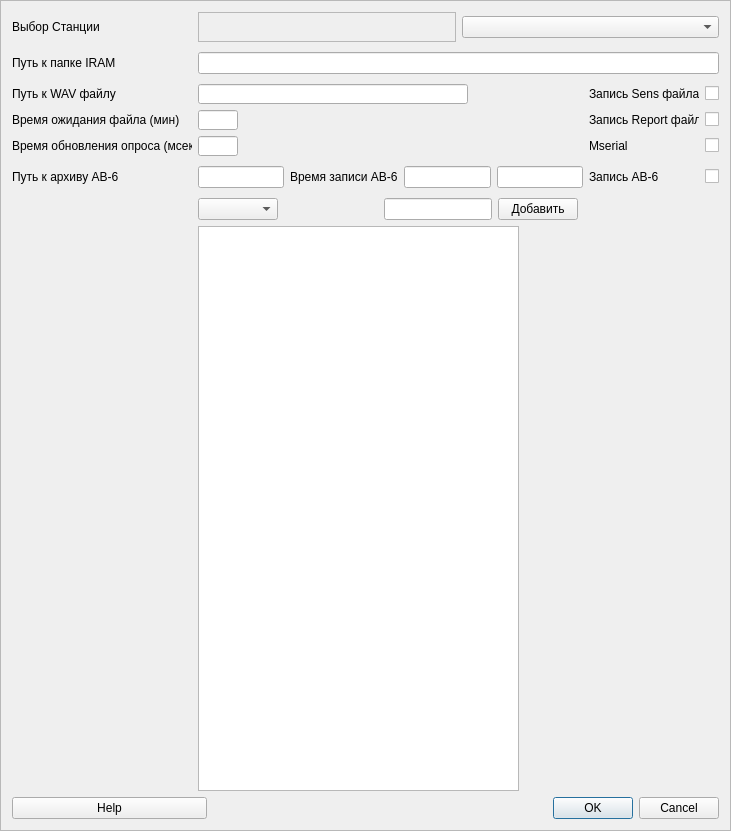
The window that Settings_design.ui (meteoaza/maint) describes before a commit, drawn with Qt 5.
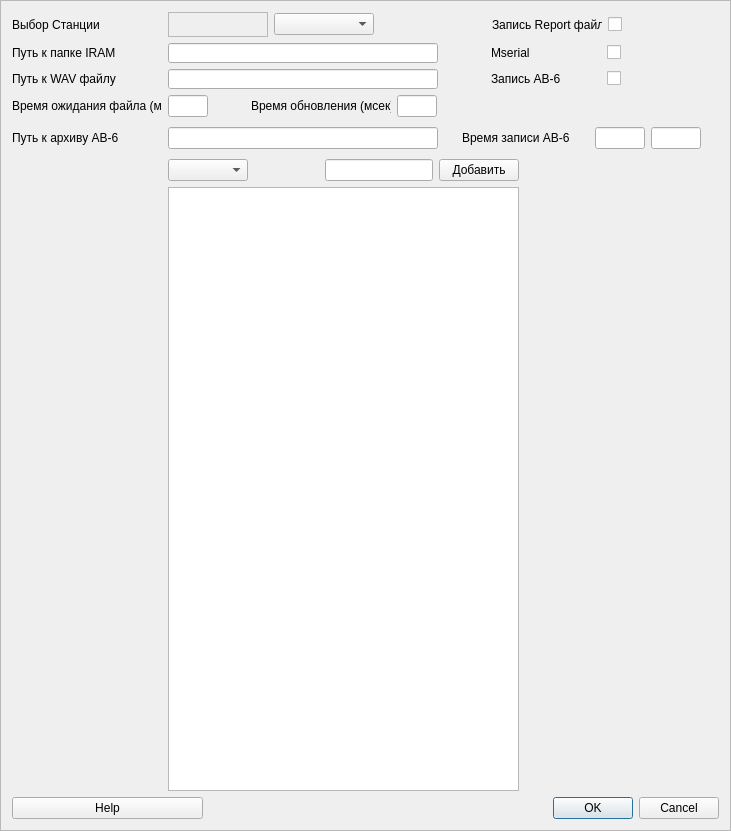
The same window after the commit. Icons and pictures are not drawn.

Diff of the .ui file:
```diff
--- a/Settings_design.ui
+++ b/Settings_design.ui
@@ -29,11 +29,511 @@
   <layout class="QGridLayout" name="gridLayout_2">
    <item row="0" column="0" colspan="2">
     <layout class="QGridLayout" name="gridLayout">
+     <item row="5" column="1">
+      <layout class="QHBoxLayout" name="horizontalLayout_2">
+       <item>
+        <widget class="QComboBox" name="sens_addBx">
+         <property name="sizePolicy">
+          <sizepolicy hsizetype="Preferred" vsizetype="Fixed">
+           <horstretch>0</horstretch>
+           <verstretch>0</verstretch>
+          </sizepolicy>
+         </property>
+         <property name="minimumSize">
+          <size>
+           <width>80</width>
+           <height>0</height>
+          </size>
+         </property>
+        </widget>
+       </item>
+       <item>
+        <spacer name="horizontalSpacer_6">
+         <property name="orientation">
+          <enum>Qt::Horizontal</enum>
+         </property>
+         <property name="sizeType">
+          <enum>QSizePolicy::Expanding</enum>
+         </property>
+         <property name="sizeHint" stdset="0">
+          <size>
+           <width>60</width>
+           <height>20</height>
+          </size>
+         </property>
+        </spacer>
+       </item>
+       <item>
+        <widget class="QLineEdit" name="sens_addLn">
+         <property name="sizePolicy">
+          <sizepolicy hsizetype="Preferred" vsizetype="Fixed">
+           <horstretch>0</horstretch>
+           <verstretch>0</verstretch>
+          </sizepolicy>
+         </property>
+         <property name="minimumSize">
+          <size>
+           <width>80</width>
+           <height>15</height>
+          </size>
+         </property>
+        </widget>
+       </item>
+       <item>
+        <widget class="QPushButton" name="sens_addBt">
+         <property name="text">
+          <string>Добавить</string>
+         </property>
+        </widget>
+       </item>
+       <item>
+        <spacer name="horizontalSpacer_14">
+         <property name="orientation">
+          <enum>Qt::Horizontal</enum>
+         </property>
+         <property name="sizeHint" stdset="0">
+          <size>
+           <width>200</width>
+           <height>20</height>
+          </size>
+         </property>
+        </spacer>
+       </item>
+      </layout>
+     </item>
+     <item row="2" column="1">
+      <layout class="QHBoxLayout" name="horizontalLayout_9">
+       <item>
+        <widget class="QLineEdit" name="sound_pathLn">
+         <property name="sizePolicy">
+          <sizepolicy hsizetype="Expanding" vsizetype="Fixed">
+           <horstretch>0</horstretch>
+           <verstretch>0</verstretch>
+          </sizepolicy>
+         </property>
+         <property name="minimumSize">
+          <size>
+           <width>270</width>
+           <height>15</height>
+          </size>
+         </property>
+         <property name="focusPolicy">
+          <enum>Qt::StrongFocus</enum>
+         </property>
+        </widget>
+       </item>
+       <item>
+        <spacer name="horizontalSpacer_24">
+         <property name="orientation">
+          <enum>Qt::Horizontal</enum>
+         </property>
+         <property name="sizeHint" stdset="0">
+          <size>
+           <width>200</width>
+           <height>20</height>
+          </size>
+         </property>
+        </spacer>
+       </item>
+       <item>
+        <widget class="QLabel" name="label_8">
+         <property name="sizePolicy">
+          <sizepolicy hsizetype="Preferred" vsizetype="Preferred">
+           <horstretch>0</horstretch>
+           <verstretch>0</verstretch>
+          </sizepolicy>
+         </property>
+         <property name="minimumSize">
+          <size>
+           <width>110</width>
+           <height>0</height>
+          </size>
+         </property>
+         <property name="text">
+          <string>Запись АВ-6</string>
+         </property>
+         <property name="alignment">
+          <set>Qt::AlignLeading|Qt::AlignLeft|Qt::AlignVCenter</set>
+         </property>
+        </widget>
+       </item>
+       <item>
+        <spacer name="horizontalSpacer_25">
+         <property name="orientation">
+          <enum>Qt::Horizontal</enum>
+         </property>
+         <property name="sizeHint" stdset="0">
+          <size>
+           <width>1</width>
+           <height>20</height>
+          </size>
+         </property>
+        </spacer>
+       </item>
+       <item>
+        <widget class="QCheckBox" name="av6_writeCh">
+         <property name="minimumSize">
+          <size>
+           <width>0</width>
+           <height>15</height>
+          </size>
+         </property>
+         <property name="text">
+          <string/>
+         </property>
+        </widget>
+       </item>
+       <item>
+        <spacer name="horizontalSpacer_27">
+         <property name="orientation">
+          <enum>Qt::Horizontal</enum>
+         </property>
+         <property name="sizeHint" stdset="0">
+          <size>
+           <width>250</width>
+           <height>20</height>
+          </size>
+         </property>
+        </spacer>
+       </item>
+      </layout>
+     </item>
+     <item row="1" column="1">
+      <layout class="QHBoxLayout" name="horizontalLayout_6">
+       <item>
+        <widget class="QLineEdit" name="sens_pathLn">
+         <property name="sizePolicy">
+          <sizepolicy hsizetype="Expanding" vsizetype="Fixed">
+           <horstretch>0</horstretch>
+           <verstretch>0</verstretch>
+          </sizepolicy>
+         </property>
+         <property name="minimumSize">
+          <size>
+           <width>270</width>
+           <height>15</height>
+          </size>
+         </property>
+         <property name="focusPolicy">
+          <enum>Qt::StrongFocus</enum>
+         </property>
+        </widget>
+       </item>
+       <item>
+        <spacer name="horizontalSpacer_30">
+         <property name="orientation">
+          <enum>Qt::Horizontal</enum>
+         </property>
+         <property name="sizeHint" stdset="0">
+          <size>
+           <width>200</width>
+           <height>20</height>
+          </size>
+         </property>
+        </spacer>
+       </item>
+       <item>
+        <widget class="QLabel" name="label_6">
+         <property name="minimumSize">
+          <size>
+           <width>110</width>
+           <height>0</height>
+          </size>
+         </property>
+         <property name="text">
+          <string>Mserial</string>
+         </property>
+         <property name="alignment">
+          <set>Qt::AlignLeading|Qt::AlignLeft|Qt::AlignVCenter</set>
+         </property>
+        </widget>
+       </item>
+       <item>
+        <widget class="QCheckBox" name="mserialCh">
+         <property name="enabled">
+          <bool>true</bool>
+         </property>
+         <property name="minimumSize">
+          <size>
+           <width>0</width>
+           <height>15</height>
+          </size>
+         </property>
+         <property name="text">
+          <string/>
+         </property>
+         <property name="checkable">
+          <bool>true</bool>
+         </property>
+         <property name="checked">
+          <bool>false</bool>
+         </property>
+         <property name="tristate">
+          <bool>false</bool>
+         </property>
+        </widget>
+       </item>
+       <item>
+        <spacer name="horizontalSpacer_28">
+         <property name="orientation">
+          <enum>Qt::Horizontal</enum>
+         </property>
+         <property name="sizeHint" stdset="0">
+          <size>
+           <width>250</width>
+           <height>20</height>
+          </size>
+         </property>
+        </spacer>
+       </item>
+      </layout>
+     </item>
+     <item row="3" column="1">
+      <layout class="QHBoxLayout" name="horizontalLayout_7">
+       <item alignment="Qt::AlignLeft">
+        <widget class="QLineEdit" name="f_waitLn">
+         <property name="sizePolicy">
+          <sizepolicy hsizetype="Expanding" vsizetype="Fixed">
+           <horstretch>0</horstretch>
+           <verstretch>0</verstretch>
+          </sizepolicy>
+         </property>
+         <property name="minimumSize">
+          <size>
+           <width>40</width>
+           <height>15</height>
+          </size>
+         </property>
+         <property name="maximumSize">
+          <size>
+           <width>40</width>
+           <height>16777215</height>
+          </size>
+         </property>
+         <property name="focusPolicy">
+          <enum>Qt::StrongFocus</enum>
+         </property>
+        </widget>
+       </item>
+       <item>
+        <spacer name="horizontalSpacer_10">
+         <property name="orientation">
+          <enum>Qt::Horizontal</enum>
+         </property>
+         <property name="sizeHint" stdset="0">
+          <size>
+           <width>20</width>
+           <height>20</height>
+          </size>
+         </property>
+        </spacer>
+       </item>
+       <item>
+        <widget class="QLabel" name="label_4">
+         <property name="minimumSize">
+          <size>
+           <width>120</width>
+           <height>0</height>
+          </size>
+         </property>
+         <property name="maximumSize">
+          <size>
+           <width>140</width>
+           <height>16777215</height>
+          </size>
+         </property>
+         <property name="text">
+          <string>Время обновления (мсек)</string>
+         </property>
+         <property name="alignment">
+          <set>Qt::AlignLeading|Qt::AlignLeft|Qt::AlignVCenter</set>
+         </property>
+        </widget>
+       </item>
+       <item>
+        <widget class="QLineEdit" name="refresh_timeLn">
+         <property name="sizePolicy">
+          <sizepolicy hsizetype="Expanding" vsizetype="Fixed">
+           <horstretch>0</horstretch>
+           <verstretch>0</verstretch>
+          </sizepolicy>
+         </property>
+         <property name="minimumSize">
+          <size>
+           <width>40</width>
+           <height>15</height>
+          </size>
+         </property>
+         <property name="maximumSize">
+          <size>
+           <width>40</width>
+           <height>16777215</height>
+          </size>
+         </property>
+         <property name="focusPolicy">
+          <enum>Qt::StrongFocus</enum>
+         </property>
+        </widget>
+       </item>
+       <item>
+        <spacer name="horizontalSpacer_21">
+         <property name="orientation">
+          <enum>Qt::Horizontal</enum>
+         </property>
+         <property name="sizeHint" stdset="0">
+          <size>
+           <width>282</width>
+           <height>20</height>
+          </size>
+         </property>
+        </spacer>
+       </item>
+      </layout>
+     </item>
+     <item row="0" column="1">
+      <layout class="QHBoxLayout" name="horizontalLayout_4">
+       <item>
+        <widget class="QLabel" name="stationLb">
+         <property name="sizePolicy">
+          <sizepolicy hsizetype="Expanding" vsizetype="Fixed">
+           <horstretch>0</horstretch>
+           <verstretch>0</verstretch>
+          </sizepolicy>
+         </property>
+         <property name="minimumSize">
+          <size>
+           <width>100</width>
+           <height>0</height>
+          </size>
+         </property>
+         <property name="font">
+          <font>
+           <pointsize>15</pointsize>
+           <weight>75</weight>
+           <bold>true</bold>
+          </font>
+         </property>
+         <property name="frameShape">
+          <enum>QFrame::StyledPanel</enum>
+         </property>
+         <property name="text">
+          <string/>
+         </property>
+         <property name="alignment">
+          <set>Qt::AlignCenter</set>
+         </property>
+        </widget>
+       </item>
+       <item>
+        <spacer name="horizontalSpacer_31">
+         <property name="orientation">
+          <enum>Qt::Horizontal</enum>
+         </property>
+         <property name="sizeHint" stdset="0">
+          <size>
+           <width>20</width>
+           <height>20</height>
+          </size>
+         </property>
+        </spacer>
+       </item>
+       <item>
+        <widget class="QComboBox" name="stationBx">
+         <property name="sizePolicy">
+          <sizepolicy hsizetype="Preferred" vsizetype="Fixed">
+           <horstretch>0</horstretch>
+           <verstretch>0</verstretch>
+          </sizepolicy>
+         </property>
+         <property name="minimumSize">
+          <size>
+           <width>100</width>
+           <height>0</height>
+          </size>
+         </property>
+        </widget>
+       </item>
+       <item>
+        <spacer name="horizontalSpacer_32">
+         <property name="orientation">
+          <enum>Qt::Horizontal</enum>
+         </property>
+         <property name="sizeHint" stdset="0">
+          <size>
+           <width>265</width>
+           <height>20</height>
+          </size>
+         </property>
+        </spacer>
+       </item>
+       <item>
+        <widget class="QLabel" name="label_5">
+         <property name="minimumSize">
+          <size>
+           <width>110</width>
+           <height>0</height>
+          </size>
+         </property>
+         <property name="text">
+          <string>Запись Report файла</string>
+         </property>
+         <property name="alignment">
+          <set>Qt::AlignLeading|Qt::AlignLeft|Qt::AlignVCenter</set>
+         </property>
+        </widget>
+       </item>
+       <item>
+        <widget class="QCheckBox" name="rep_writeCh">
+         <property name="minimumSize">
+          <size>
+           <width>0</width>
+           <height>15</height>
+          </size>
+         </property>
+         <property name="text">
+          <string/>
+         </property>
+        </widget>
+       </item>
+       <item>
+        <spacer name="horizontalSpacer_29">
+         <property name="orientation">
+          <enum>Qt::Horizontal</enum>
+         </property>
+         <property name="sizeHint" stdset="0">
+          <size>
+           <width>250</width>
+           <height>20</height>
+          </size>
+         </property>
+        </spacer>
+       </item>
+      </layout>
+     </item>
+     <item row="0" column="0">
+      <widget class="QLabel" name="label_0">
+       <property name="sizePolicy">
+        <sizepolicy hsizetype="Preferred" vsizetype="Preferred">
+         <horstretch>0</horstretch>
+         <verstretch>0</verstretch>
+        </sizepolicy>
+       </property>
+       <property name="minimumSize">
+        <size>
+         <width>150</width>
+         <height>0</height>
+        </size>
+       </property>
+       <property name="text">
+        <string>Выбор Станции</string>
+       </property>
+      </widget>
+     </item>
      <item row="3" column="0">
       <widget class="QLabel" name="label_3">
        <property name="minimumSize">
         <size>
-         <width>180</width>
+         <width>150</width>
          <height>0</height>
         </size>
        </property>
@@ -45,7 +545,7 @@
        </property>
       </widget>
      </item>
-     <item row="7" column="1">
+     <item row="6" column="1">
       <layout class="QHBoxLayout" name="horizontalLayout">
        <item>
         <layout class="QHBoxLayout" name="horizontalLayout_3">
@@ -80,35 +580,10 @@
        </item>
       </layout>
      </item>
-     <item row="0" column="0">
-      <widget class="QLabel" name="label_0">
-       <property name="sizePolicy">
-        <sizepolicy hsizetype="MinimumExpanding" vsizetype="MinimumExpanding">
-         <horstretch>0</horstretch>
-         <verstretch>0</verstretch>
-        </sizepolicy>
-       </property>
-       <property name="minimumSize">
-        <size>
-         <width>180</width>
-         <height>0</height>
-        </size>
-       </property>
-       <property name="maximumSize">
-        <size>
-         <width>500</width>
-         <height>30</height>
-        </size>
-       </property>
-       <property name="text">
-        <string>Выбор Станции</string>
-       </property>
-      </widget>
-     </item>
-     <item row="5" column="1">
-      <layout class="QHBoxLayout" name="horizontalLayout_5">
-       <item alignment="Qt::AlignLeft">
-        <widget class="QLineEdit" name="lineAV6">
+     <item row="4" column="1">
+      <layout class="QHBoxLayout" name="horizontalLayout_8">
+       <item>
+        <widget class="QLineEdit" name="av6_pathLn">
          <property name="sizePolicy">
           <sizepolicy hsizetype="Expanding" vsizetype="Fixed">
            <horstretch>0</horstretch>
@@ -117,8 +592,8 @@
          </property>
          <property name="minimumSize">
           <size>
-           <width>0</width>
-           <height>20</height>
+           <width>270</width>
+           <height>15</height>
           </size>
          </property>
          <property name="focusPolicy">
@@ -126,7 +601,35 @@
          </property>
         </widget>
        </item>
-       <item alignment="Qt::AlignLeft">
+       <item>
+        <spacer name="horizontalSpacer_26">
+         <property name="sizePolicy">
+          <sizepolicy hsizetype="Expanding" vsizetype="Minimum">
+           <horstretch>0</horstretch>
+           <verstretch>0</verstretch>
+          </sizepolicy>
+         </property>
+         <property name="minimumSize">
+          <size>
+           <width>0</width>
+           <height>20</height>
+          </size>
+         </property>
+         <property name="orientation">
+          <enum>Qt::Horizontal</enum>
+         </property>
+         <property name="sizeType">
+          <enum>QSizePolicy::Expanding</enum>
+         </property>
+         <property name="sizeHint" stdset="0">
+          <size>
+           <width>80</width>
+           <height>20</height>
+          </size>
+         </property>
+        </spacer>
+       </item>
+       <item>
         <widget class="QLabel" name="label">
          <property name="sizePolicy">
           <sizepolicy hsizetype="Preferred" vsizetype="Fixed">
@@ -145,8 +648,36 @@
          </property>
         </widget>
        </item>
-       <item alignment="Qt::AlignLeft">
-        <widget class="QLineEdit" name="lineAVtime1">
+       <item>
+        <spacer name="horizontalSpacer_34">
+         <property name="sizePolicy">
+          <sizepolicy hsizetype="Expanding" vsizetype="Minimum">
+           <horstretch>0</horstretch>
+           <verstretch>0</verstretch>
+          </sizepolicy>
+         </property>
+         <property name="minimumSize">
+          <size>
+           <width>0</width>
+           <height>20</height>
+          </size>
+         </property>
+         <property name="orientation">
+          <enum>Qt::Horizontal</enum>
+         </property>
+         <property name="sizeType">
+          <enum>QSizePolicy::Expanding</enum>
+         </property>
+         <property name="sizeHint" stdset="0">
+          <size>
+           <width>80</width>
+           <height>20</height>
+          </size>
+         </property>
+        </spacer>
+       </item>
+       <item>
+        <widget class="QLineEdit" name="av6_time1Ln">
          <property name="sizePolicy">
           <sizepolicy hsizetype="Expanding" vsizetype="Fixed">
            <horstretch>0</horstretch>
@@ -159,10 +690,16 @@
            <height>20</height>
           </size>
          </property>
+         <property name="maximumSize">
+          <size>
+           <width>50</width>
+           <height>16777215</height>
+          </size>
+         </property>
         </widget>
        </item>
-       <item alignment="Qt::AlignLeft">
-        <widget class="QLineEdit" name="lineAVtime2">
+       <item>
+        <widget class="QLineEdit" name="av6_time2Ln">
          <property name="sizePolicy">
           <sizepolicy hsizetype="Expanding" vsizetype="Fixed">
            <horstretch>0</horstretch>
@@ -175,6 +712,12 @@
            <height>20</height>
           </size>
          </property>
+         <property name="maximumSize">
+          <size>
+           <width>50</width>
+           <height>16777215</height>
+          </size>
+         </property>
         </widget>
        </item>
        <item>
@@ -199,58 +742,7 @@
          </property>
          <property name="sizeHint" stdset="0">
           <size>
-           <width>250</width>
-           <height>20</height>
-          </size>
-         </property>
-        </spacer>
-       </item>
-       <item alignment="Qt::AlignHCenter">
-        <widget class="QLabel" name="label_8">
-         <property name="sizePolicy">
-          <sizepolicy hsizetype="Preferred" vsizetype="Fixed">
-           <horstretch>0</horstretch>
-           <verstretch>0</verstretch>
-          </sizepolicy>
-         </property>
-         <property name="minimumSize">
-          <size>
-           <width>110</width>
-           <height>20</height>
-          </size>
-         </property>
-         <property name="text">
-          <string>Запись АВ-6</string>
-         </property>
-         <property name="alignment">
-          <set>Qt::AlignLeading|Qt::AlignLeft|Qt::AlignVCenter</set>
-         </property>
-        </widget>
-       </item>
-       <item alignment="Qt::AlignRight">
-        <widget class="QCheckBox" name="checkAv6">
-         <property name="minimumSize">
-          <size>
-           <width>0</width>
-           <height>15</height>
-          </size>
-         </property>
-         <property name="text">
-          <string/>
-         </property>
-        </widget>
-       </item>
-       <item>
-        <spacer name="horizontalSpacer_8">
-         <property name="orientation">
-          <enum>Qt::Horizontal</enum>
-         </property>
-         <property name="sizeType">
-          <enum>QSizePolicy::Preferred</enum>
-         </property>
-         <property name="sizeHint" stdset="0">
-          <size>
-           <width>20</width>
+           <width>150</width>
            <height>20</height>
           </size>
          </property>
@@ -258,42 +750,20 @@
        </item>
       </layout>
      </item>
-     <item row="4" column="0" alignment="Qt::AlignLeft">
-      <widget class="QLabel" name="label_4">
-       <property name="minimumSize">
-        <size>
-         <width>180</width>
-         <height>0</height>
-        </size>
-       </property>
-       <property name="text">
-        <string>Время обновления опроса (мсек)</string>
-       </property>
-       <property name="alignment">
-        <set>Qt::AlignLeading|Qt::AlignLeft|Qt::AlignVCenter</set>
-       </property>
-      </widget>
-     </item>
      <item row="1" column="0" alignment="Qt::AlignLeft">
       <widget class="QLabel" name="label_1">
        <property name="sizePolicy">
-        <sizepolicy hsizetype="MinimumExpanding" vsizetype="MinimumExpanding">
+        <sizepolicy hsizetype="Preferred" vsizetype="Preferred">
          <horstretch>0</horstretch>
          <verstretch>0</verstretch>
         </sizepolicy>
        </property>
        <property name="minimumSize">
         <size>
-         <width>180</width>
+         <width>150</width>
          <height>0</height>
         </size>
        </property>
-       <property name="maximumSize">
-        <size>
-         <width>500</width>
-         <height>30</height>
-        </size>
-       </property>
        <property name="text">
         <string>Путь к папке IRAM</string>
        </property>
@@ -302,297 +772,11 @@
        </property>
       </widget>
      </item>
-     <item row="4" column="1">
-      <layout class="QHBoxLayout" name="horizontalLayout_8">
-       <item alignment="Qt::AlignLeft">
-        <widget class="QLineEdit" name="lineTimer">
-         <property name="sizePolicy">
-          <sizepolicy hsizetype="Expanding" vsizetype="Fixed">
-           <horstretch>0</horstretch>
-           <verstretch>0</verstretch>
-          </sizepolicy>
-         </property>
-         <property name="minimumSize">
-          <size>
-           <width>40</width>
-           <height>15</height>
-          </size>
-         </property>
-         <property name="focusPolicy">
-          <enum>Qt::StrongFocus</enum>
-         </property>
-        </widget>
-       </item>
-       <item>
-        <spacer name="horizontalSpacer_9">
-         <property name="orientation">
-          <enum>Qt::Horizontal</enum>
-         </property>
-         <property name="sizeHint" stdset="0">
-          <size>
-           <width>100</width>
-           <height>20</height>
-          </size>
-         </property>
-        </spacer>
-       </item>
-       <item>
-        <spacer name="horizontalSpacer_4">
-         <property name="orientation">
-          <enum>Qt::Horizontal</enum>
-         </property>
-         <property name="sizeHint" stdset="0">
-          <size>
-           <width>250</width>
-           <height>20</height>
-          </size>
-         </property>
-        </spacer>
-       </item>
-       <item>
-        <spacer name="horizontalSpacer_18">
-         <property name="orientation">
-          <enum>Qt::Horizontal</enum>
-         </property>
-         <property name="sizeHint" stdset="0">
-          <size>
-           <width>250</width>
-           <height>20</height>
-          </size>
-         </property>
-        </spacer>
-       </item>
-       <item>
-        <spacer name="horizontalSpacer_21">
-         <property name="orientation">
-          <enum>Qt::Horizontal</enum>
-         </property>
-         <property name="sizeHint" stdset="0">
-          <size>
-           <width>250</width>
-           <height>20</height>
-          </size>
-         </property>
-        </spacer>
-       </item>
-       <item alignment="Qt::AlignHCenter">
-        <widget class="QLabel" name="label_6">
-         <property name="minimumSize">
-          <size>
-           <width>110</width>
-           <height>0</height>
-          </size>
-         </property>
-         <property name="text">
-          <string>Mserial</string>
-         </property>
-         <property name="alignment">
-          <set>Qt::AlignLeading|Qt::AlignLeft|Qt::AlignVCenter</set>
-         </property>
-        </widget>
-       </item>
-       <item alignment="Qt::AlignRight">
-        <widget class="QCheckBox" name="checkSerial">
-         <property name="enabled">
-          <bool>true</bool>
-         </property>
-         <property name="minimumSize">
-          <size>
-           <width>0</width>
-           <height>15</height>
-          </size>
-         </property>
-         <property name="text">
-          <string/>
-         </property>
-         <property name="checkable">
-          <bool>true</bool>
-         </property>
-         <property name="checked">
-          <bool>false</bool>
-         </property>
-         <property name="tristate">
-          <bool>false</bool>
-         </property>
-        </widget>
-       </item>
-       <item>
-        <spacer name="horizontalSpacer_7">
-         <property name="orientation">
-          <enum>Qt::Horizontal</enum>
-         </property>
-         <property name="sizeType">
-          <enum>QSizePolicy::Preferred</enum>
-         </property>
-         <property name="sizeHint" stdset="0">
-          <size>
-           <width>20</width>
-           <height>20</height>
-          </size>
-         </property>
-        </spacer>
-       </item>
-      </layout>
-     </item>
-     <item row="3" column="1">
-      <layout class="QHBoxLayout" name="horizontalLayout_7">
-       <item alignment="Qt::AlignLeft">
-        <widget class="QLineEdit" name="lineFileT">
-         <property name="sizePolicy">
-          <sizepolicy hsizetype="Expanding" vsizetype="Fixed">
-           <horstretch>0</horstretch>
-           <verstretch>0</verstretch>
-          </sizepolicy>
-         </property>
-         <property name="minimumSize">
-          <size>
-           <width>40</width>
-           <height>15</height>
-          </size>
-         </property>
-         <property name="focusPolicy">
-          <enum>Qt::StrongFocus</enum>
-         </property>
-        </widget>
-       </item>
-       <item>
-        <spacer name="horizontalSpacer_10">
-         <property name="orientation">
-          <enum>Qt::Horizontal</enum>
-         </property>
-         <property name="sizeHint" stdset="0">
-          <size>
-           <width>100</width>
-           <height>20</height>
-          </size>
-         </property>
-        </spacer>
-       </item>
-       <item>
-        <spacer name="horizontalSpacer_3">
-         <property name="orientation">
-          <enum>Qt::Horizontal</enum>
-         </property>
-         <property name="sizeHint" stdset="0">
-          <size>
-           <width>250</width>
-           <height>20</height>
-          </size>
-         </property>
-        </spacer>
-       </item>
-       <item>
-        <spacer name="horizontalSpacer_19">
-         <property name="orientation">
-          <enum>Qt::Horizontal</enum>
-         </property>
-         <property name="sizeHint" stdset="0">
-          <size>
-           <width>250</width>
-           <height>20</height>
-          </size>
-         </property>
-        </spacer>
-       </item>
-       <item>
-        <spacer name="horizontalSpacer_22">
-         <property name="orientation">
-          <enum>Qt::Horizontal</enum>
-         </property>
-         <property name="sizeHint" stdset="0">
-          <size>
-           <width>250</width>
-           <height>20</height>
-          </size>
-         </property>
-        </spacer>
-       </item>
-       <item alignment="Qt::AlignHCenter">
-        <widget class="QLabel" name="label_5">
-         <property name="minimumSize">
-          <size>
-           <width>110</width>
-           <height>0</height>
-          </size>
-         </property>
-         <property name="text">
-          <string>Запись Report файла</string>
-         </property>
-         <property name="alignment">
-          <set>Qt::AlignLeading|Qt::AlignLeft|Qt::AlignVCenter</set>
-         </property>
-        </widget>
-       </item>
-       <item alignment="Qt::AlignRight">
-        <widget class="QCheckBox" name="checkRepW">
-         <property name="minimumSize">
-          <size>
-           <width>0</width>
-           <height>15</height>
-          </size>
-         </property>
-         <property name="text">
-          <string/>
-         </property>
-        </widget>
-       </item>
-       <item>
-        <spacer name="horizontalSpacer_5">
-         <property name="orientation">
-          <enum>Qt::Horizontal</enum>
-         </property>
-         <property name="sizeType">
-          <enum>QSizePolicy::Preferred</enum>
-         </property>
-         <property name="sizeHint" stdset="0">
-          <size>
-           <width>20</width>
-           <height>20</height>
-          </size>
-         </property>
-        </spacer>
-       </item>
-      </layout>
-     </item>
-     <item row="0" column="1">
-      <layout class="QHBoxLayout" name="horizontalLayout_4">
-       <item>
-        <widget class="QLabel" name="lineStation">
-         <property name="font">
-          <font>
-           <pointsize>15</pointsize>
-           <weight>75</weight>
-           <bold>true</bold>
-          </font>
-         </property>
-         <property name="frameShape">
-          <enum>QFrame::StyledPanel</enum>
-         </property>
-         <property name="text">
-          <string/>
-         </property>
-         <property name="alignment">
-          <set>Qt::AlignCenter</set>
-         </property>
-        </widget>
-       </item>
-       <item>
-        <widget class="QComboBox" name="boxStation">
-         <property name="sizePolicy">
-          <sizepolicy hsizetype="Preferred" vsizetype="Fixed">
-           <horstretch>0</horstretch>
-           <verstretch>0</verstretch>
-          </sizepolicy>
-         </property>
-        </widget>
-       </item>
-      </layout>
-     </item>
      <item row="2" column="0">
       <widget class="QLabel" name="label_2">
        <property name="minimumSize">
         <size>
-         <width>180</width>
+         <width>150</width>
          <height>0</height>
         </size>
        </property>
@@ -604,105 +788,7 @@
        </property>
       </widget>
      </item>
-     <item row="1" column="1">
-      <widget class="QLineEdit" name="lineIRAM">
-       <property name="minimumSize">
-        <size>
-         <width>0</width>
-         <height>15</height>
-        </size>
-       </property>
-       <property name="focusPolicy">
-        <enum>Qt::StrongFocus</enum>
-       </property>
-      </widget>
-     </item>
-     <item row="6" column="1">
-      <layout class="QHBoxLayout" name="horizontalLayout_2">
-       <item>
-        <widget class="QComboBox" name="boxSensors">
-         <property name="sizePolicy">
-          <sizepolicy hsizetype="Preferred" vsizetype="Fixed">
-           <horstretch>0</horstretch>
-           <verstretch>0</verstretch>
-          </sizepolicy>
-         </property>
-         <property name="minimumSize">
-          <size>
-           <width>80</width>
-           <height>0</height>
-          </size>
-         </property>
-        </widget>
-       </item>
-       <item>
-        <spacer name="horizontalSpacer_6">
-         <property name="orientation">
-          <enum>Qt::Horizontal</enum>
-         </property>
-         <property name="sizeType">
-          <enum>QSizePolicy::Expanding</enum>
-         </property>
-         <property name="sizeHint" stdset="0">
-          <size>
-           <width>100</width>
-           <height>20</height>
-          </size>
-         </property>
-        </spacer>
-       </item>
-       <item>
-        <widget class="QLineEdit" name="lineSensors">
-         <property name="sizePolicy">
-          <sizepolicy hsizetype="Preferred" vsizetype="Fixed">
-           <horstretch>0</horstretch>
-           <verstretch>0</verstretch>
-          </sizepolicy>
-         </property>
-         <property name="minimumSize">
-          <size>
-           <width>80</width>
-           <height>15</height>
-          </size>
-         </property>
-        </widget>
-       </item>
-       <item>
-        <widget class="QPushButton" name="buttSensors">
-         <property name="text">
-          <string>Добавить</string>
-         </property>
-        </widget>
-       </item>
-       <item>
-        <spacer name="horizontalSpacer_14">
-         <property name="orientation">
-          <enum>Qt::Horizontal</enum>
-         </property>
-         <property name="sizeHint" stdset="0">
-          <size>
-           <width>120</width>
-           <height>20</height>
-          </size>
-         </property>
-        </spacer>
-       </item>
-       <item>
-        <spacer name="horizontalSpacer_15">
-         <property name="orientation">
-          <enum>Qt::Horizontal</enum>
-         </property>
-         <property name="sizeHint" stdset="0">
-          <size>
-           <width>0</width>
-           <height>0</height>
-          </size>
-         </property>
-        </spacer>
-       </item>
-      </layout>
-     </item>
-     <item row="5" column="0">
+     <item row="4" column="0">
       <widget class="QLabel" name="label_7">
        <property name="sizePolicy">
         <sizepolicy hsizetype="MinimumExpanding" vsizetype="MinimumExpanding">
@@ -712,7 +798,7 @@
        </property>
        <property name="minimumSize">
         <size>
-         <width>180</width>
+         <width>150</width>
          <height>0</height>
         </size>
        </property>
@@ -730,113 +816,6 @@
        </property>
       </widget>
      </item>
-     <item row="2" column="1">
-      <layout class="QHBoxLayout" name="horizontalLayout_9">
-       <item>
-        <widget class="QLineEdit" name="lineSND">
-         <property name="sizePolicy">
-          <sizepolicy hsizetype="Expanding" vsizetype="Fixed">
-           <horstretch>0</horstretch>
-           <verstretch>0</verstretch>
-          </sizepolicy>
-         </property>
-         <property name="minimumSize">
-          <size>
-           <width>270</width>
-           <height>15</height>
-          </size>
-         </property>
-         <property name="focusPolicy">
-          <enum>Qt::StrongFocus</enum>
-         </property>
-        </widget>
-       </item>
-       <item>
-        <spacer name="horizontalSpacer_24">
-         <property name="orientation">
-          <enum>Qt::Horizontal</enum>
-         </property>
-         <property name="sizeHint" stdset="0">
-          <size>
-           <width>250</width>
-           <height>20</height>
-          </size>
-         </property>
-        </spacer>
-       </item>
-       <item>
-        <spacer name="horizontalSpacer_26">
-         <property name="orientation">
-          <enum>Qt::Horizontal</enum>
-         </property>
-         <property name="sizeHint" stdset="0">
-          <size>
-           <width>250</width>
-           <height>20</height>
-          </size>
-         </property>
-        </spacer>
-       </item>
-       <item alignment="Qt::AlignHCenter">
-        <widget class="QLabel" name="label_9">
-         <property name="minimumSize">
-          <size>
-           <width>110</width>
-           <height>0</height>
-          </size>
-         </property>
-         <property name="text">
-          <string>Запись Sens файла</string>
-         </property>
-         <property name="alignment">
-          <set>Qt::AlignLeading|Qt::AlignLeft|Qt::AlignVCenter</set>
-         </property>
-        </widget>
-       </item>
-       <item alignment="Qt::AlignRight">
-        <widget class="QCheckBox" name="checkSensW">
-         <property name="minimumSize">
-          <size>
-           <width>0</width>
-           <height>15</height>
-          </size>
-         </property>
-         <property name="text">
-          <string/>
-         </property>
-        </widget>
-       </item>
-       <item>
-        <spacer name="horizontalSpacer_25">
-         <property name="orientation">
-          <enum>Qt::Horizontal</enum>
-         </property>
-         <property name="sizeHint" stdset="0">
-          <size>
-           <width>1</width>
-           <height>20</height>
-          </size>
-         </property>
-        </spacer>
-       </item>
-      </layout>
-     </item>
-     <item row="6" column="0">
-      <spacer name="horizontalSpacer_2">
-       <property name="orientation">
-        <enum>Qt::Horizontal</enum>
-       </property>
-       <property name="sizeType">
-        <enum>QSizePolicy::Expanding</enum>
-       </property>
-       <property name="sizeHint" stdset="0">
-        <size>
-         <width>60</width>
-         <height>20</height>
-        </size>
-       </property>
-      </spacer>
-     </item>
     </layout>
    </item>
    <item row="1" column="0">
```
Left out of the diff: 9 changed lines with no effect on the pictures.
